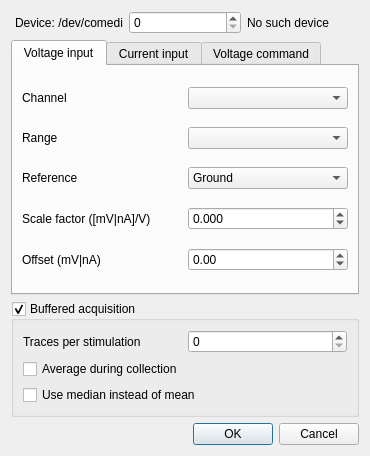
Old version of the form src/gui/daqdialog.ui in the repository CompEphys-team/rtdo.
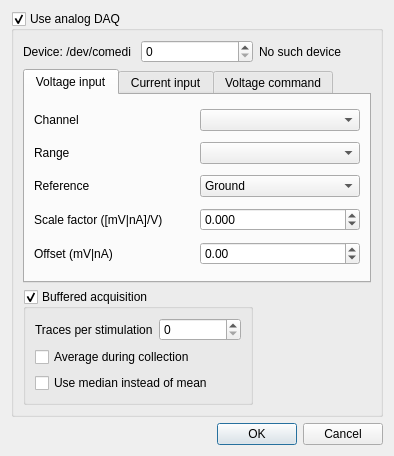
New version of the form.

Diff of the .ui file:
```diff
--- a/src/gui/daqdialog.ui
+++ b/src/gui/daqdialog.ui
@@ -6,14 +6,33 @@
    <rect>
     <x>0</x>
     <y>0</y>
-    <width>370</width>
+    <width>394</width>
     <height>456</height>
    </rect>
   </property>
   <property name="windowTitle">
    <string>Data acquisition setup</string>
   </property>
+  <layout class="QGridLayout" name="gridLayout_6">
+   <item row="0" column="0">
+    <widget class="QGroupBox" name="analogDAQ">
+     <property name="title">
+      <string>Use analog DAQ</string>
+     </property>
+     <property name="checkable">
+      <bool>true</bool>
+     </property>
   <layout class="QGridLayout" name="gridLayout_5">
+      <item row="0" column="0">
+       <widget class="QLabel" name="label_7">
+        <property name="text">
+         <string>Device: /dev/comedi</string>
+        </property>
+       </widget>
+      </item>
+      <item row="0" column="1">
+       <widget class="QSpinBox" name="deviceNumber"/>
+      </item>
    <item row="0" column="2">
     <widget class="QLabel" name="deviceName">
      <property name="text">
@@ -21,14 +40,7 @@
      </property>
     </widget>
    </item>
-   <item row="0" column="0" alignment="Qt::AlignRight">
-    <widget class="QLabel" name="label_7">
-     <property name="text">
-      <string>Device: /dev/comedi</string>
-     </property>
-    </widget>
-   </item>
-   <item row="2" column="0" colspan="3">
+      <item row="1" column="0" colspan="3">
     <widget class="QTabWidget" name="tabWidget">
      <property name="currentIndex">
       <number>0</number>
@@ -320,7 +332,7 @@
      </widget>
     </widget>
    </item>
-   <item row="3" column="0" colspan="3">
+      <item row="2" column="0" colspan="2">
     <widget class="QGroupBox" name="cache">
      <property name="title">
       <string>Buffered acquisition</string>
@@ -356,7 +368,10 @@
      </layout>
     </widget>
    </item>
-   <item row="4" column="0" colspan="3">
+     </layout>
+    </widget>
+   </item>
+   <item row="1" column="0">
     <widget class="QDialogButtonBox" name="buttonBox">
      <property name="orientation">
       <enum>Qt::Horizontal</enum>
@@ -366,9 +381,6 @@
      </property>
     </widget>
    </item>
-   <item row="0" column="1">
-    <widget class="QSpinBox" name="deviceNumber"/>
-   </item>
   </layout>
  </widget>
  <resources/>
```
Lines whose indentation alone changed are shown as unchanged.
